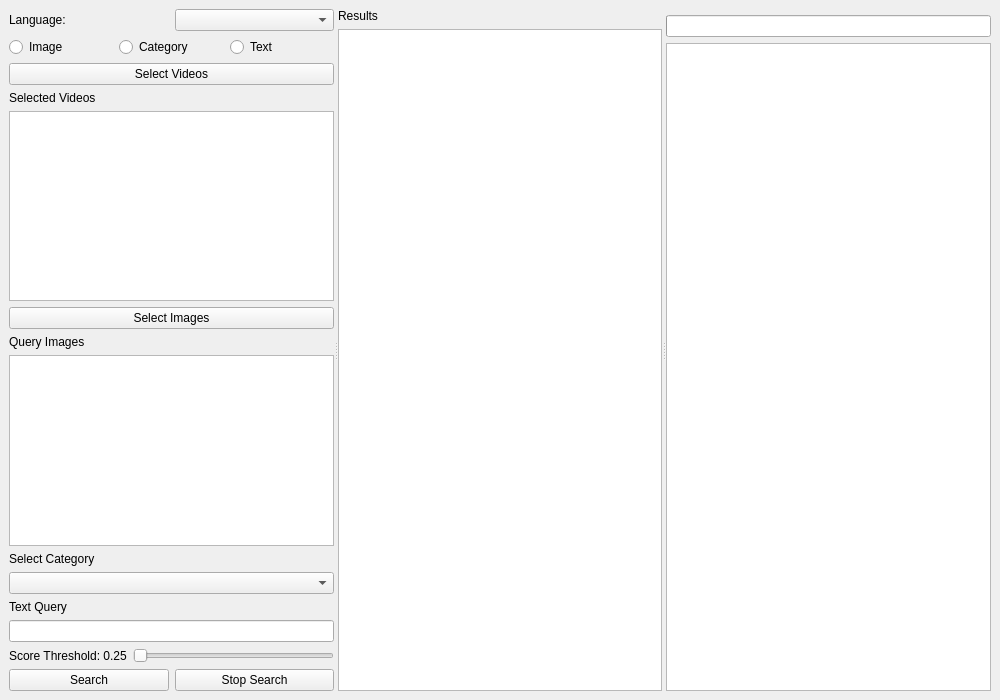
Qt form main.ui (y5254y/VideoSearch) before a commit.
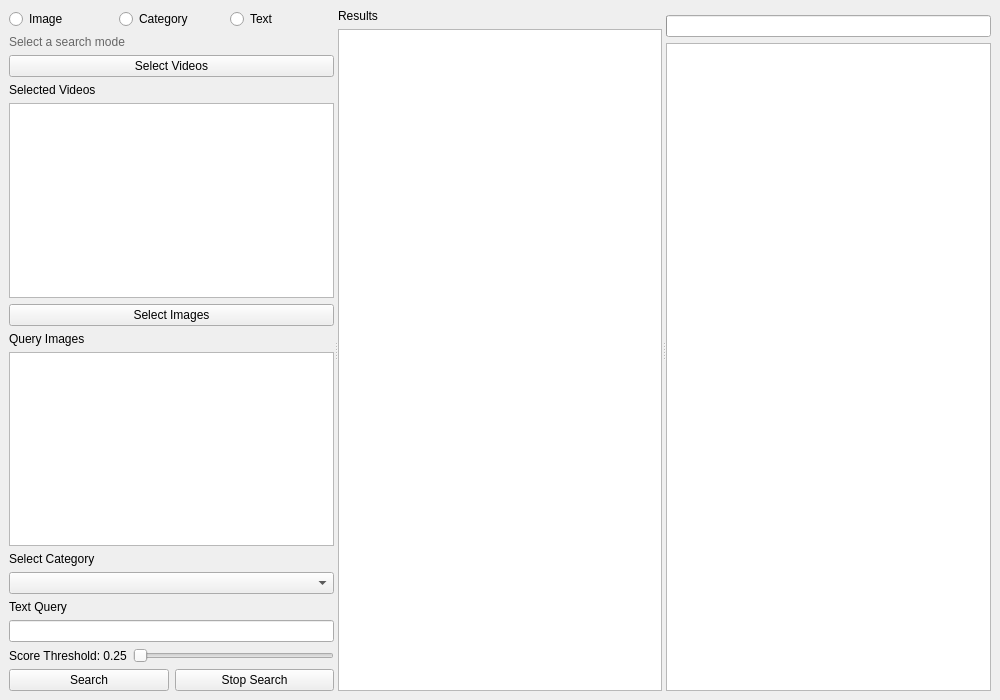
The same form after that commit.

```diff
--- a/main.ui
+++ b/main.ui
@@ -19,24 +19,12 @@
       </property>
       <widget class="QWidget" name="leftPanel">
        <layout class="QVBoxLayout" name="leftLayout">
-        <item>
-         <layout class="QHBoxLayout" name="langLayout">
-          <item>
-           <widget class="QLabel" name="lbl_lang">
-            <property name="text">
-             <string>Language:</string>
-            </property>
-           </widget>
-          </item>
-          <item>
-           <widget class="QComboBox" name="lang_combo"/>
-          </item>
-         </layout>
-        </item>
         <item>
          <layout class="QVBoxLayout" name="selectionLayout">
           <item>
-           <layout class="QHBoxLayout" name="modeLayout">
+           <layout class="QVBoxLayout" name="modeLayout">
+            <item>
+             <layout class="QHBoxLayout" name="radioButtonsLayout">
             <item>
              <widget class="QRadioButton" name="rb_image">
               <property name="text">
@@ -55,6 +43,21 @@
              <widget class="QRadioButton" name="rb_text">
               <property name="text">
                <string>Text</string>
+                </property>
+               </widget>
+              </item>
+             </layout>
+            </item>
+            <item>
+             <widget class="QLabel" name="lbl_mode_hint">
+              <property name="text">
+               <string>Select a search mode</string>
+              </property>
+              <property name="wordWrap">
+               <bool>true</bool>
+              </property>
+              <property name="styleSheet">
+               <string notr="true">color: #666666; font-size: 12px;</string>
               </property>
              </widget>
             </item>
```
Left out of the diff: 2 changed lines with no effect on the pictures. Lines whose indentation alone changed are shown as unchanged.
